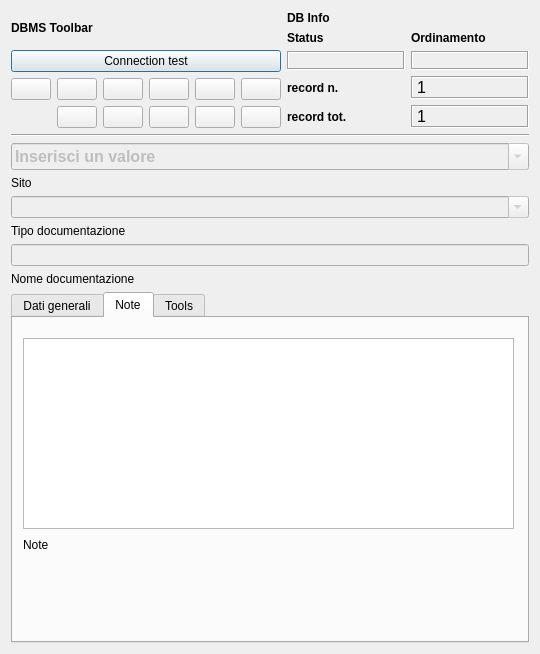
Old version of the form gui/ui/Documentazione.ui in the repository pyarchinit/pyarchinit.
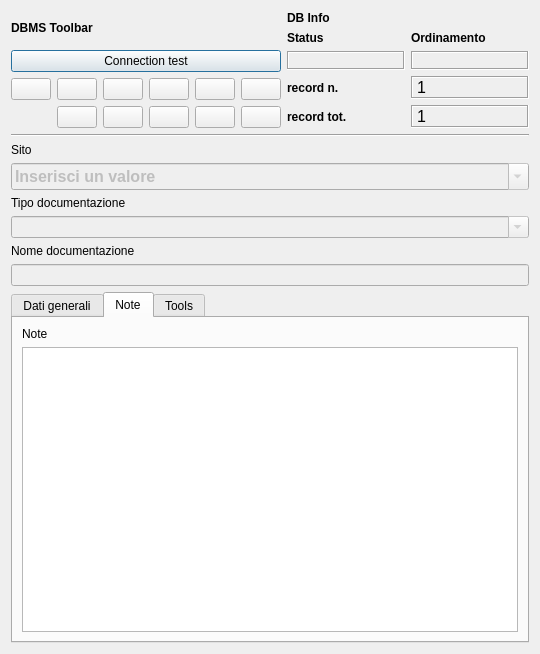
New version of the form. The open tabs and pages were chosen to show the change. Icons and pictures are not drawn.

```diff
--- a/gui/ui/Documentazione.ui
+++ b/gui/ui/Documentazione.ui
@@ -24,7 +24,7 @@
     <normaloff>:/icons/iconSite.png</normaloff>:/icons/iconSite.png</iconset>
   </property>
   <layout class="QGridLayout" name="gridLayout_7">
-   <item row="2" column="0">
+   <item row="3" column="0">
     <widget class="QComboBox" name="comboBox_sito_doc">
      <property name="enabled">
       <bool>false</bool>
@@ -61,10 +61,33 @@
      </item>
     </widget>
    </item>
-   <item row="3" column="0">
-    <widget class="QLabel" name="label_sito_doc">
-     <property name="text">
-      <string>Sito</string>
+   <item row="8" column="0">
+    <widget class="QLineEdit" name="lineEdit_nome_doc">
+     <property name="enabled">
+      <bool>false</bool>
+     </property>
+    </widget>
+   </item>
+   <item row="1" column="0">
+    <widget class="Line" name="line_8">
+     <property name="font">
+      <font>
+       <weight>75</weight>
+       <bold>true</bold>
+      </font>
+     </property>
+     <property name="orientation">
+      <enum>Qt::Horizontal</enum>
+     </property>
+    </widget>
+   </item>
+   <item row="5" column="0">
+    <widget class="QComboBox" name="comboBox_tipo_doc">
+     <property name="enabled">
+      <bool>false</bool>
+     </property>
+     <property name="editable">
+      <bool>true</bool>
      </property>
     </widget>
    </item>
@@ -528,51 +551,14 @@
      </item>
     </layout>
    </item>
-   <item row="6" column="0">
-    <widget class="QLineEdit" name="lineEdit_nome_doc">
-     <property name="enabled">
-      <bool>false</bool>
-     </property>
-    </widget>
-   </item>
-   <item row="7" column="0">
-    <widget class="QLabel" name="label">
+   <item row="2" column="0">
+    <widget class="QLabel" name="label_sito_doc">
      <property name="text">
-      <string>Nome documentazione</string>
+      <string>Sito</string>
      </property>
     </widget>
    </item>
-   <item row="1" column="0">
-    <widget class="Line" name="line_8">
-     <property name="font">
-      <font>
-       <weight>75</weight>
-       <bold>true</bold>
-      </font>
-     </property>
-     <property name="orientation">
-      <enum>Qt::Horizontal</enum>
-     </property>
-    </widget>
-   </item>
-   <item row="5" column="0">
-    <widget class="QLabel" name="label_2_tipo_doc">
-     <property name="text">
-      <string>Tipo documentazione</string>
-     </property>
-    </widget>
-   </item>
-   <item row="4" column="0">
-    <widget class="QComboBox" name="comboBox_tipo_doc">
-     <property name="enabled">
-      <bool>false</bool>
-     </property>
-     <property name="editable">
-      <bool>true</bool>
-     </property>
-    </widget>
-   </item>
-   <item row="8" column="0">
+   <item row="10" column="0">
     <widget class="QTabWidget" name="tabWidget_tab_doc">
      <property name="currentIndex">
       <number>0</number>
@@ -713,29 +699,22 @@
       <attribute name="title">
        <string>Note</string>
       </attribute>
-      <widget class="QTextEdit" name="textEdit_note_doc">
-       <property name="geometry">
-        <rect>
-         <x>10</x>
-         <y>20</y>
-         <width>491</width>
-         <height>191</height>
-        </rect>
-       </property>
-      </widget>
-      <widget class="QLabel" name="label_2_note_doc">
-       <property name="geometry">
-        <rect>
-         <x>10</x>
-         <y>220</y>
-         <width>46</width>
-         <height>13</height>
-        </rect>
-       </property>
-       <property name="text">
-        <string>Note</string>
-       </property>
-      </widget>
+      <layout class="QGridLayout" name="gridLayout_10">
+       <item row="0" column="0">
+        <layout class="QGridLayout" name="gridLayout_9">
+         <item row="0" column="0">
+          <widget class="QLabel" name="label_2_note_doc">
+           <property name="text">
+            <string>Note</string>
+           </property>
+          </widget>
+         </item>
+         <item row="1" column="0">
+          <widget class="QTextEdit" name="textEdit_note_doc"/>
+         </item>
+        </layout>
+       </item>
+      </layout>
      </widget>
      <widget class="QWidget" name="tab">
       <attribute name="title">
@@ -796,6 +775,20 @@
      </widget>
     </widget>
    </item>
+   <item row="4" column="0">
+    <widget class="QLabel" name="label_2_tipo_doc">
+     <property name="text">
+      <string>Tipo documentazione</string>
+     </property>
+    </widget>
+   </item>
+   <item row="7" column="0">
+    <widget class="QLabel" name="label">
+     <property name="text">
+      <string>Nome documentazione</string>
+     </property>
+    </widget>
+   </item>
   </layout>
  </widget>
  <resources>
```
Left out of the diff: 56 changed lines with no effect on the pictures.
